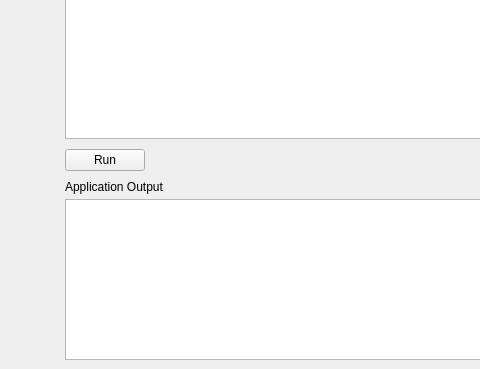
Qt form Cliente/Cliente_MILIB/mainwindow.ui (ce-box/CE2103-My-Invinsible-Library) before a commit; both pictures show x 465 to 945 and y 331 to 700 of the 1200 by 700 pixel window.
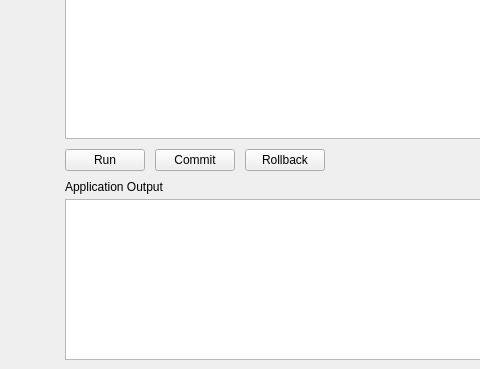
The same form after that commit.

Patch:
```diff
--- a/Cliente/Cliente_MILIB/mainwindow.ui
+++ b/Cliente/Cliente_MILIB/mainwindow.ui
@@ -114,6 +114,32 @@
       <string>Visualizar imagen seleccionada</string>
      </property>
     </widget>
+    <widget class="QPushButton" name="rollbackPushButton">
+     <property name="geometry">
+      <rect>
+       <x>710</x>
+       <y>480</y>
+       <width>80</width>
+       <height>22</height>
+      </rect>
+     </property>
+     <property name="text">
+      <string>Rollback</string>
+     </property>
+    </widget>
+    <widget class="QPushButton" name="commitPushButton">
+     <property name="geometry">
+      <rect>
+       <x>620</x>
+       <y>480</y>
+       <width>80</width>
+       <height>22</height>
+      </rect>
+     </property>
+     <property name="text">
+      <string>Commit</string>
+     </property>
+    </widget>
    </widget>
   </widget>
  </widget>
```
